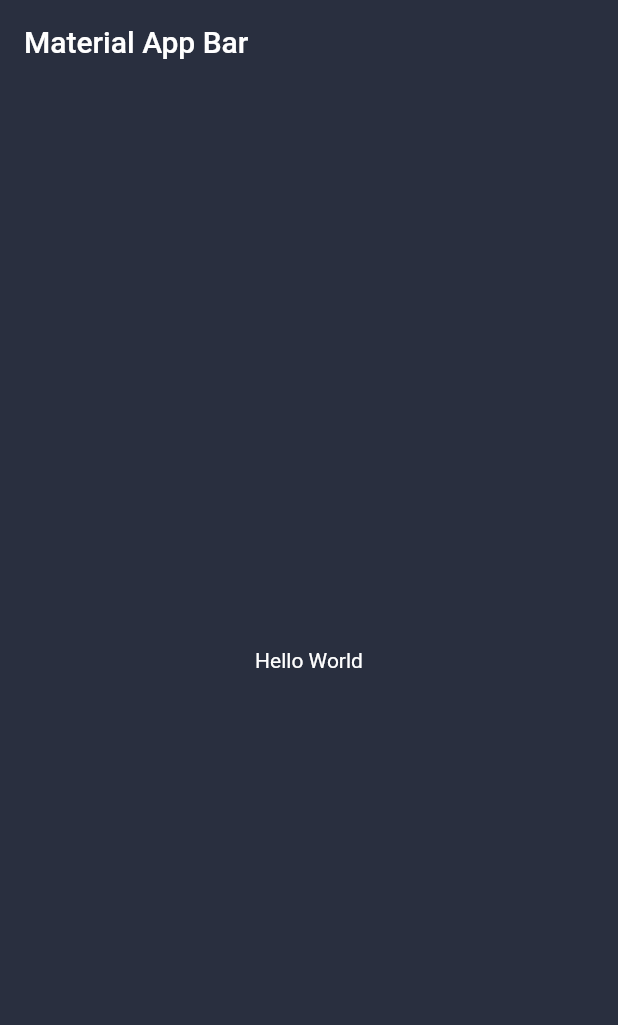
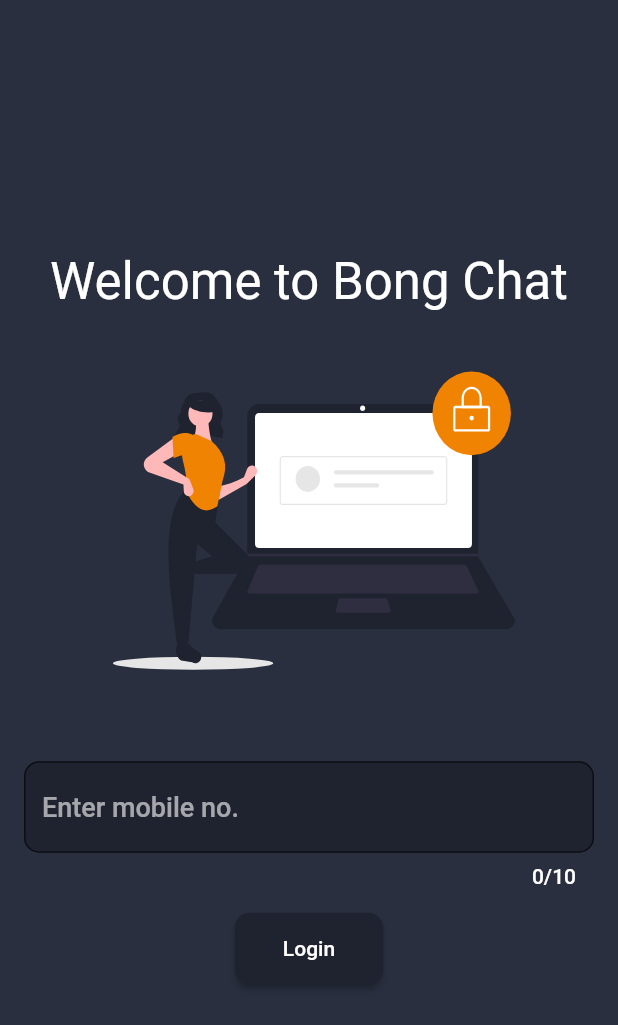
Before and after one commit to BiswajitKrPaul/chatapp, a Flutter app: the screen it shows after launch, on a phone screen of 412 x 824 dp. Shown: the top 1025 px of the screen. Run offline on Flutter 3.47's test engine with Material 2 defaults, Android fonts, the phone set to English and light mode, and no system bars; our stand-ins replace device_preview, flutter_svg, go_router, google_fonts.

Commit message:
login page screen design implemented.

```diff
--- /dev/null
+++ b/lib/features/auth/screens/login_page.dart
@@ -0,0 +1,80 @@
+import 'package:chatapp/utils/app_utils.dart';
+import 'package:flutter/material.dart';
+import 'package:flutter_svg/svg.dart';
+
+class LoginPage extends StatelessWidget {
+  const LoginPage({super.key});
+
+  static const String routeName = '/';
+
+  @override
+  Widget build(BuildContext context) {
+    return GestureDetector(
+      onTap: () => FocusManager.instance.primaryFocus?.unfocus(),
+      child: Scaffold(
+        body: SafeArea(
+          child: Center(
+            child: SingleChildScrollView(
+              child: Padding(
+                padding: const EdgeInsets.all(16),
+                child: Column(
+                  children: [
+                    FittedBox(
+                      child: Text(
+                        StringConstants.welComeToBongChat,
+                        style: Theme.of(context)
+                            .textTheme
+                            .headline4
+                            ?.copyWith(color: ColorConstants.onPrimary),
+                      ),
+                    ),
+                    SizedBox(
+                      height: 300,
+                      child: SvgPicture.asset(
+                        AppAssets.loginPage,
+                      ),
+                    ),
+                    TextField(
+                      textInputAction: TextInputAction.done,
+                      maxLength: 10,
+                      keyboardType: TextInputType.number,
+                      style: Theme.of(context)
+                          .textTheme
+                          .bodyText1
+                          ?.copyWith(fontSize: 18),
+                      decoration: InputDecoration(
+                        counterStyle: Theme.of(context).textTheme.bodyText1,
+                        hintText: 'Enter mobile no.',
+                        hintStyle: Theme.of(context)
+                            .textTheme
+                            .bodyText1
+                            ?.copyWith(
+                              fontSize: 18,
+                              color: ColorConstants.onPrimary.withOpacity(0.6),
+                            ),
+                        filled: true,
+                        fillColor: ColorConstants.primaryDark,
+                        border: OutlineInputBorder(
+                          borderRadius: BorderRadius.circular(10),
+                        ),
+                      ),
+                    ),
+                    const SizedBox(
+                      height: 16,
+                    ),
+                    ElevatedButton(
+                      onPressed: () {
+                        FocusManager.instance.primaryFocus?.unfocus();
+                      },
+                      child: const Text('Login'),
+                    )
+                  ],
+                ),
+              ),
+            ),
+          ),
+        ),
+      ),
+    );
+  }
+}
--- a/lib/main.dart
+++ b/lib/main.dart
@@ -1,5 +1,4 @@
-import 'package:chatapp/utils/app_theme_data.dart';
-import 'package:chatapp/utils/strings_constants.dart';
+import 'package:chatapp/utils/app_utils.dart';
 import 'package:device_preview/device_preview.dart';
 import 'package:flutter/foundation.dart';
 import 'package:flutter/material.dart';
@@ -15,20 +14,13 @@ class MyApp extends StatelessWidget {
 
   @override
   Widget build(BuildContext context) {
-    return MaterialApp(
+    return MaterialApp.router(
       debugShowCheckedModeBanner: false,
       theme: AppThemeData.theme,
       title: StringConstants.appName,
       useInheritedMediaQuery: true,
       builder: DevicePreview.appBuilder,
-      home: Scaffold(
-        appBar: AppBar(
-          title: const Text('Material App Bar'),
-        ),
-        body: const Center(
-          child: Text('Hello World'),
-        ),
-      ),
+      routerConfig: AppRouterConfig.route,
     );
   }
 }
--- /dev/null
+++ b/lib/utils/app_assets.dart
@@ -0,0 +1,5 @@
+class AppAssets {
+  AppAssets._();
+
+  static const String loginPage = 'assets/login/login_page.svg';
+}
--- /dev/null
+++ b/lib/utils/app_router_config.dart
@@ -0,0 +1,22 @@
+import 'package:chatapp/features/auth/screens/login_page.dart';
+import 'package:flutter/material.dart';
+import 'package:go_router/go_router.dart';
+
+class AppRouterConfig {
+  static GoRouter get route => GoRouter(
+        routes: [
+          GoRoute(
+            path: '/',
+            builder: (BuildContext context, GoRouterState state) {
+              return const LoginPage();
+            },
+          ),
+          GoRoute(
+            path: '/b',
+            builder: (BuildContext context, GoRouterState state) {
+              return Container();
+            },
+          ),
+        ],
+      );
+}
--- a/lib/utils/app_theme_data.dart
+++ b/lib/utils/app_theme_data.dart
@@ -9,6 +9,15 @@ class AppThemeData {
         textTheme: GoogleFonts.robotoTextTheme()
             .apply(bodyColor: ColorConstants.onPrimary),
         scaffoldBackgroundColor: ColorConstants.primary,
+        elevatedButtonTheme: ElevatedButtonThemeData(
+          style: ElevatedButton.styleFrom(
+            backgroundColor: ColorConstants.primaryDark,
+            padding: const EdgeInsets.symmetric(horizontal: 32, vertical: 16),
+            shape: RoundedRectangleBorder(
+              borderRadius: BorderRadius.circular(10),
+            ),
+          ),
+        ),
         appBarTheme: const AppBarTheme(elevation: 0),
         colorScheme: const ColorScheme.light(
           primary: ColorConstants.primary,
--- /dev/null
+++ b/lib/utils/app_utils.dart
@@ -0,0 +1,5 @@
+export 'app_assets.dart';
+export 'app_router_config.dart';
+export 'app_theme_data.dart';
+export 'color_constants.dart';
+export 'strings_constants.dart';
--- a/lib/utils/strings_constants.dart
+++ b/lib/utils/strings_constants.dart
@@ -1,4 +1,5 @@
 class StringConstants {
   StringConstants._();
   static const String appName = 'Chat App';
+  static const String welComeToBongChat = 'Welcome to Bong Chat';
 }
--- a/pubspec.yaml
+++ b/pubspec.yaml
@@ -42,6 +42,7 @@ dependencies:
   device_preview: ^1.1.0
   go_router: ^5.1.5
   google_fonts: ^3.0.1
+  flutter_svg: ^1.1.6
 
 dev_dependencies:
   flutter_test:
@@ -69,8 +70,8 @@ flutter:
   uses-material-design: true
 
   # To add assets to your application, add an assets section, like this:
-  # assets:
-  #   - images/a_dot_burr.jpeg
+  assets:
+    - assets/login/
   #   - images/a_dot_ham.jpeg
 
   # An image asset can refer to one or more resolution-specific "variants", see
```
Also changed, not shown: assets/login/login_page.svg (added), pubspec.lock.
